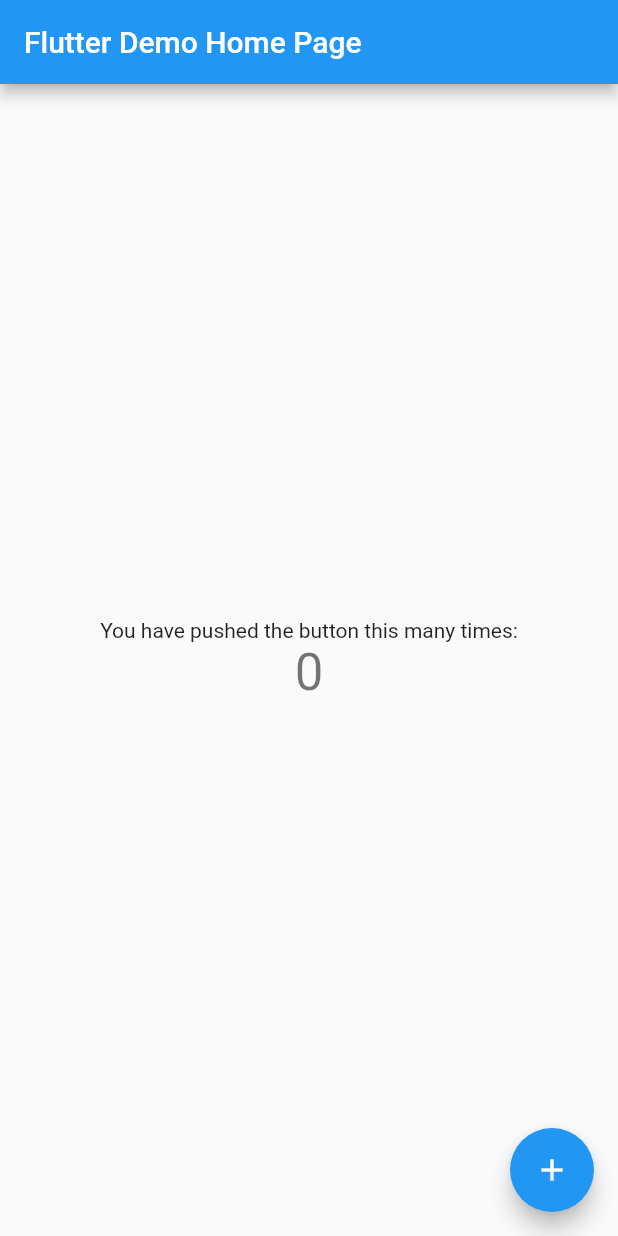
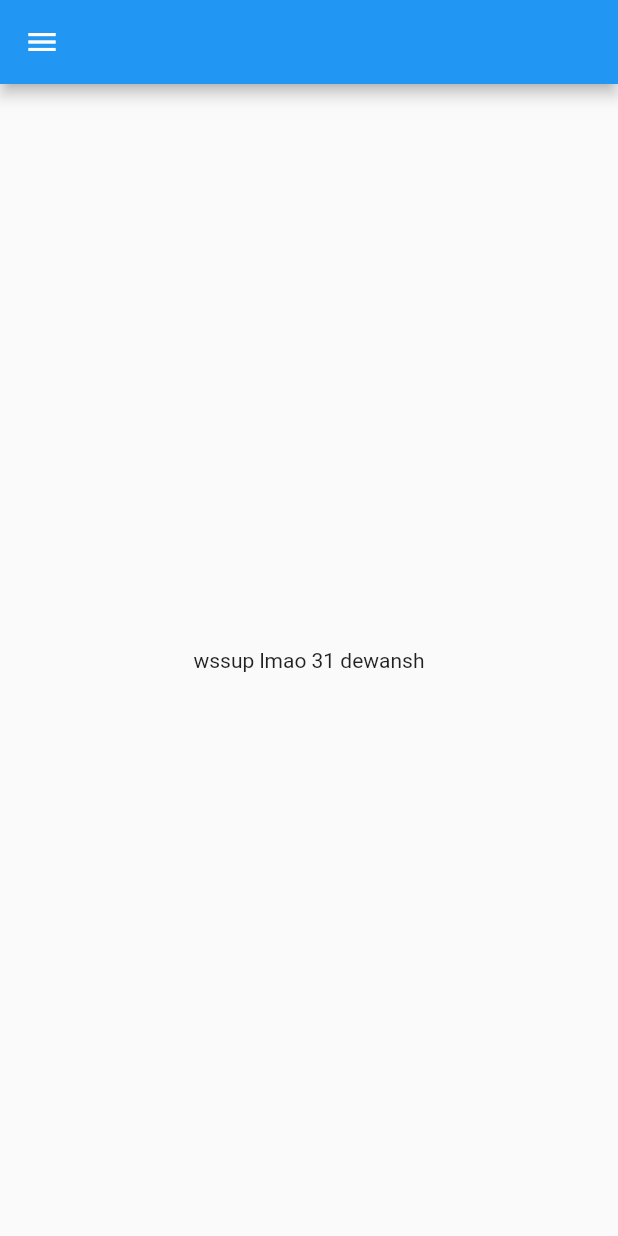
Before and after one commit to Dewansh07/learningdart, a Flutter app: the screen it shows after launch, on a phone screen of 412 x 824 dp. Run offline on Flutter 3.47's test engine with Material 2 defaults, Android fonts, the phone set to English and light mode, and no system bars.

Commit message:
moveing ahead

```diff
--- /dev/null
+++ b/lib/home_page.dart
@@ -0,0 +1,18 @@
+import 'package:flutter/material.dart';
+
+class Homepage extends StatelessWidget {
+  final int days = 31;
+  final String hm = "dewansh";
+  @override
+  Widget build(BuildContext context) {
+    return Scaffold(
+      appBar: AppBar(),
+      body: Center(
+        child: Container(
+          child: Text("wssup lmao $days $hm"),
+        ),
+      ),
+      drawer: Drawer(),
+    );
+  }
+}
--- a/lib/main.dart
+++ b/lib/main.dart
@@ -1,14 +1,8 @@
 import 'package:flutter/material.dart';
+import 'package:learningdart/home_page.dart';
 
 void main() {
   runApp(const MyApp());
-}
-
-void test() {
-  var names = ['foo', 'nub'];
-  names.add('lawda');
-  final length = names.length;
-  print(names);
 }
 
 class MyApp extends StatelessWidget {
@@ -17,107 +11,8 @@
   // This widget is the root of your application.
   @override
   Widget build(BuildContext context) {
-    test();
     return MaterialApp(
-      title: 'Flutter Demo',
-      theme: ThemeData(
-        // This is the theme of your application.
-        //
-        // Try running your application with "flutter run". You'll see the
-        // application has a blue toolbar. Then, without quitting the app, try
-        // changing the primarySwatch below to Colors.green and then invoke
-        // "hot reload" (press "r" in the console where you ran "flutter run",
-        // or simply save your changes to "hot reload" in a Flutter IDE).
-        // Notice that the counter didn't reset back to zero; the application
-        // is not restarted.
-        primarySwatch: Colors.blue,
-      ),
-      home: const MyHomePage(title: 'Flutter Demo Home Page'),
+      home: Homepage(),
     );
   }
 }
-
-class MyHomePage extends StatefulWidget {
-  const MyHomePage({super.key, required this.title});
-
-  // This widget is the home page of your application. It is stateful, meaning
-  // that it has a State object (defined below) that contains fields that affect
-  // how it looks.
-
-  // This class is the configuration for the state. It holds the values (in this
-  // case the title) provided by the parent (in this case the App widget) and
-  // used by the build method of the State. Fields in a Widget subclass are
-  // always marked "final".
-
-  final String title;
-
-  @override
-  State<MyHomePage> createState() => _MyHomePageState();
-}
-
-class _MyHomePageState extends State<MyHomePage> {
-  int _counter = 0;
-
-  void _incrementCounter() {
-    setState(() {
-      // This call to setState tells the Flutter framework that something has
-      // changed in this State, which causes it to rerun the build method below
-      // so that the display can reflect the updated values. If we changed
-      // _counter without calling setState(), then the build method would not be
-      // called again, and so nothing would appear to happen.
-      _counter++;
-    });
-  }
-
-  @override
-  Widget build(BuildContext context) {
-    // This method is rerun every time setState is called, for instance as done
-    // by the _incrementCounter method above.
-    //
-    // The Flutter framework has been optimized to make rerunning build methods
-    // fast, so that you can just rebuild anything that needs updating rather
-    // than having to individually change instances of widgets.
-    return Scaffold(
-      appBar: AppBar(
-        // Here we take the value from the MyHomePage object that was created by
-        // the App.build method, and use it to set our appbar title.
-        title: Text(widget.title),
-      ),
-      body: Center(
-        // Center is a layout widget. It takes a single child and positions it
-        // in the middle of the parent.
-        child: Column(
-          // Column is also a layout widget. It takes a list of children and
-          // arranges them vertically. By default, it sizes itself to fit its
-          // children horizontally, and tries to be as tall as its parent.
-          //
-          // Invoke "debug painting" (press "p" in the console, choose the
-          // "Toggle Debug Paint" action from the Flutter Inspector in Android
-          // Studio, or the "Toggle Debug Paint" command in Visual Studio Code)
-          // to see the wireframe for each widget.
-          //
-          // Column has various properties to control how it sizes itself and
-          // how it positions its children. Here we use mainAxisAlignment to
-          // center the children vertically; the main axis here is the vertical
-          // axis because Columns are vertical (the cross axis would be
-          // horizontal).
-          mainAxisAlignment: MainAxisAlignment.center,
-          children: <Widget>[
-            const Text(
-              'You have pushed the button this many times:',
-            ),
-            Text(
-              '$_counter',
-              style: Theme.of(context).textTheme.headlineMedium,
-            ),
-          ],
-        ),
-      ),
-      floatingActionButton: FloatingActionButton(
-        onPressed: _incrementCounter,
-        tooltip: 'Increment',
-        child: const Icon(Icons.add),
-      ), // This trailing comma makes auto-formatting nicer for build methods.
-    );
-  }
-}
```
Also changed, not shown: pubspec.lock, 2 other files.
